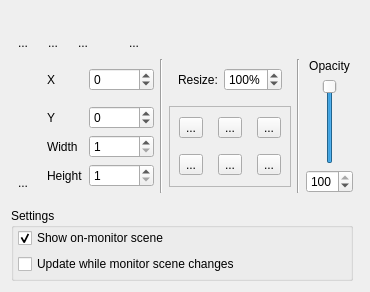
KDE/kdenlive, file src/widgets/geometrywidget_ui.ui: the form before one commit.
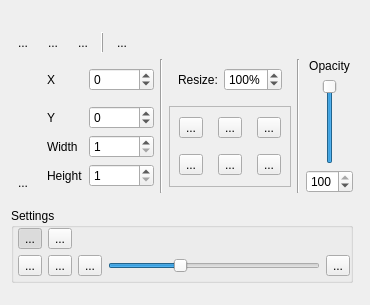
The form after the commit.

Commit message: - Add controls to zoom monitor scene - Save whether parameters should be updated while monitor scene changes

Patch:
```diff
--- a/src/widgets/geometrywidget_ui.ui
+++ b/src/widgets/geometrywidget_ui.ui
@@ -7,7 +7,7 @@
     <x>0</x>
     <y>0</y>
     <width>366</width>
-    <height>282</height>
+    <height>305</height>
    </rect>
   </property>
   <property name="windowTitle">
@@ -375,26 +375,23 @@
         <property name="text">
          <string>...</string>
         </property>
+        <property name="checkable">
+         <bool>true</bool>
+        </property>
         <property name="autoRaise">
          <bool>true</bool>
         </property>
        </widget>
       </item>
       <item row="1" column="3">
-       <spacer name="horizontalSpacer_6">
+       <widget class="Line" name="line_3">
+        <property name="frameShadow">
+         <enum>QFrame::Raised</enum>
+        </property>
         <property name="orientation">
-         <enum>Qt::Horizontal</enum>
+         <enum>Qt::Vertical</enum>
         </property>
-        <property name="sizeType">
-         <enum>QSizePolicy::Fixed</enum>
-        </property>
-        <property name="sizeHint" stdset="0">
-         <size>
-          <width>15</width>
-          <height>20</height>
-         </size>
-        </property>
-       </spacer>
+       </widget>
       </item>
      </layout>
     </widget>
@@ -464,7 +461,7 @@
      <property name="flat">
       <bool>true</bool>
      </property>
-     <layout class="QVBoxLayout" name="verticalLayout">
+     <layout class="QGridLayout" name="gridLayout_7">
       <property name="leftMargin">
        <number>4</number>
       </property>
@@ -477,27 +474,77 @@
       <property name="bottomMargin">
        <number>4</number>
       </property>
-      <item>
-       <widget class="QCheckBox" name="checkShowScene">
+      <item row="0" column="0">
+       <widget class="QToolButton" name="buttonShowScene">
         <property name="text">
-         <string>Show on-monitor scene</string>
+         <string>...</string>
+        </property>
+        <property name="checkable">
+         <bool>true</bool>
         </property>
         <property name="checked">
          <bool>true</bool>
         </property>
        </widget>
       </item>
-      <item>
-       <widget class="QCheckBox" name="checkDirectUpdate">
+      <item row="1" column="0">
+       <widget class="QToolButton" name="buttonZoomFit">
         <property name="text">
-         <string>Update while monitor scene changes</string>
+         <string>...</string>
+        </property>
+       </widget>
+      </item>
+      <item row="1" column="3">
+       <widget class="QSlider" name="sliderZoom">
+        <property name="minimum">
+         <number>1</number>
+        </property>
+        <property name="maximum">
+         <number>300</number>
+        </property>
+        <property name="value">
+         <number>100</number>
+        </property>
+        <property name="orientation">
+         <enum>Qt::Horizontal</enum>
+        </property>
+       </widget>
+      </item>
+      <item row="1" column="1">
+       <widget class="QToolButton" name="buttonZoomOriginal">
+        <property name="text">
+         <string>...</string>
+        </property>
+       </widget>
+      </item>
+      <item row="0" column="1">
+       <widget class="QToolButton" name="buttonDirectUpdate">
+        <property name="text">
+         <string>...</string>
+        </property>
+        <property name="checkable">
+         <bool>true</bool>
+        </property>
+       </widget>
+      </item>
+      <item row="1" column="5">
+       <widget class="QToolButton" name="buttonZoomIn">
+        <property name="text">
+         <string>...</string>
+        </property>
+       </widget>
+      </item>
+      <item row="1" column="2">
+       <widget class="QToolButton" name="buttonZoomOut">
+        <property name="text">
+         <string>...</string>
         </property>
        </widget>
       </item>
      </layout>
     </widget>
    </item>
-   <item row="3" column="0" colspan="4">
+   <item row="4" column="0" colspan="4">
     <spacer name="verticalSpacer_2">
      <property name="orientation">
       <enum>Qt::Vertical</enum>
```
Left out of the diff: 3 changed lines with no effect on the pictures. The commit also changes 4 other files.
